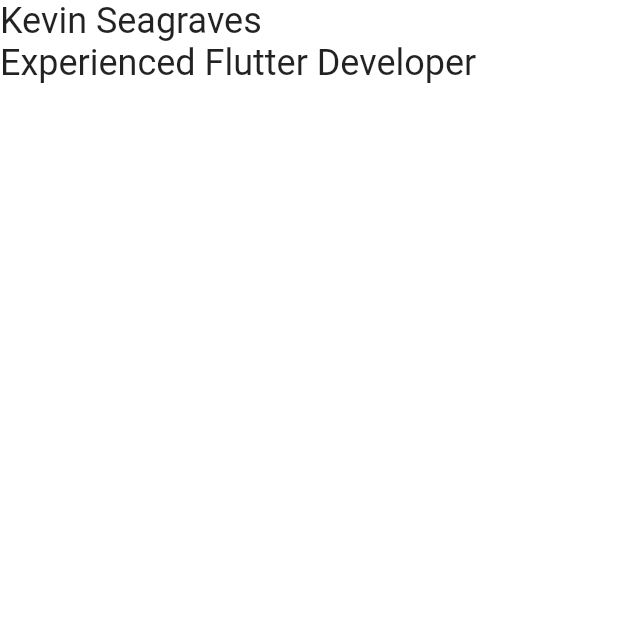
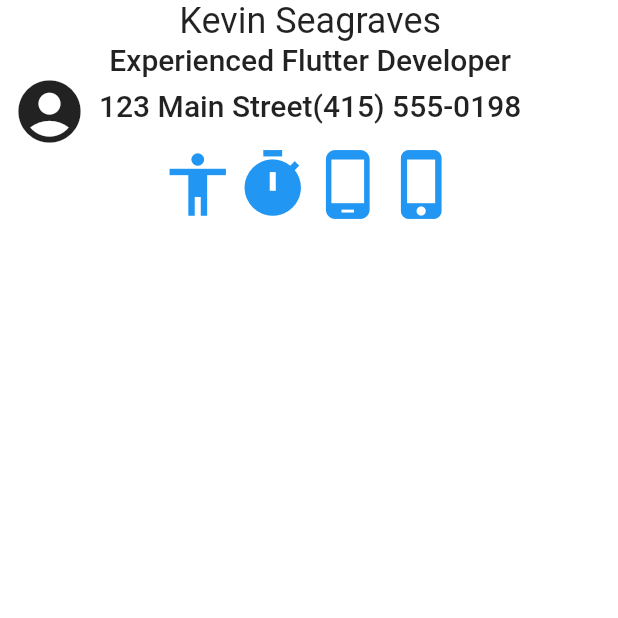
Before and after one commit to captnseagraves/flutter_business_card, a Flutter app: the screen it shows after launch, on a phone screen of 412 x 824 dp, the top half of it. Run offline on Flutter 3.47's test engine with Material 2 defaults, Android fonts, the phone set to English and light mode, and no system bars.

```diff
--- a/lib/main.dart
+++ b/lib/main.dart
@@ -28,17 +28,31 @@ class MyApp extends StatelessWidget {
         // closer together (more dense) than on mobile platforms.
         visualDensity: VisualDensity.adaptivePlatformDensity,
       ),
-      home: MyBusinessCard(),
+      home: MyBusinessCard(title: 'Flutter Demo Home Page'),
     );
   }
 }
 
 class MyBusinessCard extends StatelessWidget {
+  MyBusinessCard({Key key, this.title}) : super(key: key);
+
+  final String title;
+
   @override
   Widget build(BuildContext context) {
     return Column(
       mainAxisSize: MainAxisSize.min,
-      crossAxisAlignment: CrossAxisAlignment.start,
+      crossAxisAlignment: CrossAxisAlignment.stretch,
+      children: [
+        Row(
+          children: [
+            Padding(
+              padding: const EdgeInsets.all(8.0),
+              child: Icon(Icons.account_circle, size: 50),
+            ),
+            Column(
+              mainAxisSize: MainAxisSize.min,
+              crossAxisAlignment: CrossAxisAlignment.center,
               children: [
                 Text(
                   'Kevin Seagraves',
@@ -46,7 +60,51 @@ class MyBusinessCard extends StatelessWidget {
                 ),
                 Text(
                   'Experienced Flutter Developer',
-          style: Theme.of(context).textTheme.headline5,
+                  style: Theme.of(context).textTheme.headline6,
+                ),
+                SizedBox(height: 8),
+                Row(
+                  mainAxisAlignment: MainAxisAlignment.spaceBetween,
+                  children: [
+                    Text(
+                      '123 Main Street',
+                      style: Theme.of(context).textTheme.headline6,
+                    ),
+                    Text(
+                      '(415) 555-0198',
+                      style: Theme.of(context).textTheme.headline6,
+                    )
+                  ],
+                ),
+                SizedBox(height: 16),
+                Row(
+                  mainAxisAlignment: MainAxisAlignment.spaceAround,
+                  children: [
+                    Icon(
+                      Icons.accessibility,
+                      size: 50,
+                      color: Colors.blue,
+                    ),
+                    Icon(
+                      Icons.timer,
+                      size: 50,
+                      color: Colors.blue,
+                    ),
+                    Icon(
+                      Icons.phone_android,
+                      size: 50,
+                      color: Colors.blue,
+                    ),
+                    Icon(
+                      Icons.phone_iphone,
+                      size: 50,
+                      color: Colors.blue,
+                    ),
+                  ],
+                ),
+              ],
+            ),
+          ],
         ),
       ],
     );
```
Lines whose indentation alone changed are shown as unchanged.
